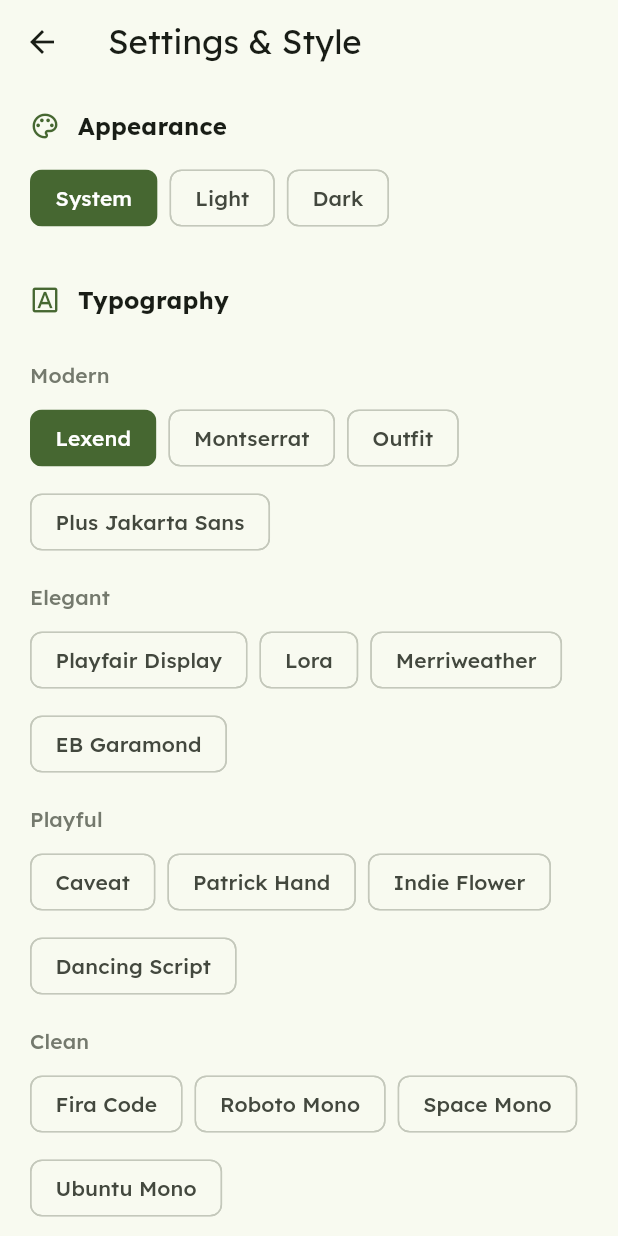
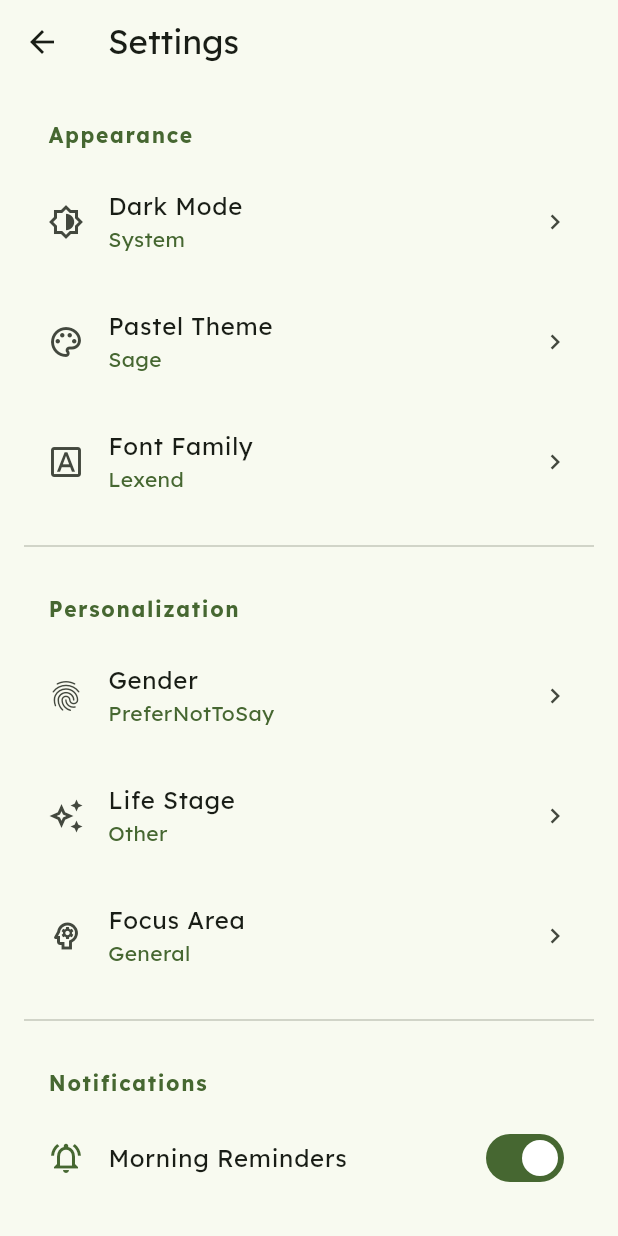
Before and after one commit to sapeol/affirmations_app, a Flutter app: the SettingsScreen screen opened directly, on a phone screen of 412 x 824 dp. Run offline on Flutter 3.47's test engine with Material 3 defaults, Android fonts, the phone set to English and light mode, and no system bars; our stand-ins replace google_fonts, shared_preferences; missing offline and left inert: home_widget; accounts and stored records are empty.

Commit message:
feat: add multiple pastel themes and implement industry-standard Settings UX

```diff
--- a/lib/main.dart
+++ b/lib/main.dart
@@ -6,6 +6,7 @@
 
 final ValueNotifier<ThemeMode> themeNotifier = ValueNotifier(ThemeMode.system);
 final ValueNotifier<String> fontNotifier = ValueNotifier('Lexend');
+final ValueNotifier<AppColorTheme> colorThemeNotifier = ValueNotifier(AppColorTheme.sage);
 
 void main() async {
   WidgetsFlutterBinding.ensureInitialized();
@@ -13,6 +14,7 @@
   final prefs = await UserPreferences.load();
   themeNotifier.value = prefs.themeMode;
   fontNotifier.value = prefs.fontFamily;
+  colorThemeNotifier.value = prefs.colorTheme;
 
   final bool onboardingCompleted = await _checkOnboarding();
 
@@ -31,16 +33,15 @@
 
   @override
   Widget build(BuildContext context) {
-    return ValueListenableBuilder2<ThemeMode, String>(
-      first: themeNotifier,
-      second: fontNotifier,
-      builder: (_, ThemeMode currentMode, String currentFont, __) {
+    return MultiValueListenableBuilder(
+      notifiers: [themeNotifier, fontNotifier, colorThemeNotifier],
+      builder: (context) {
         return MaterialApp(
           title: 'Daily Affirmations',
           debugShowCheckedModeBanner: false,
-          theme: AppTheme.createTheme(Brightness.light, currentFont),
-          darkTheme: AppTheme.createTheme(Brightness.dark, currentFont),
-          themeMode: currentMode,
+          theme: AppTheme.createTheme(Brightness.light, fontNotifier.value, colorThemeNotifier.value),
+          darkTheme: AppTheme.createTheme(Brightness.dark, fontNotifier.value, colorThemeNotifier.value),
+          themeMode: themeNotifier.value,
           home: onboardingCompleted ? const HomeScreen() : const OnboardingScreen(),
         );
       },
@@ -48,31 +49,26 @@
   }
 }
 
-// Simple helper to listen to two notifiers
-class ValueListenableBuilder2<A, B> extends StatelessWidget {
-  final ValueNotifier<A> first;
-  final ValueNotifier<B> second;
-  final Widget Function(BuildContext, A, B, Widget?) builder;
+class MultiValueListenableBuilder extends StatelessWidget {
+  final List<ValueNotifier> notifiers;
+  final WidgetBuilder builder;
 
-  const ValueListenableBuilder2({
+  const MultiValueListenableBuilder({
     super.key,
-    required this.first,
-    required this.second,
+    required this.notifiers,
     required this.builder,
   });
 
   @override
   Widget build(BuildContext context) {
-    return ValueListenableBuilder<A>(
-      valueListenable: first,
-      builder: (_, a, __) {
-        return ValueListenableBuilder<B>(
-          valueListenable: second,
-          builder: (context, b, widget) {
-            return builder(context, a, b, widget);
-          },
-        );
-      },
+    return _buildRecursive(0, context);
+  }
+
+  Widget _buildRecursive(int index, BuildContext context) {
+    if (index == notifiers.length) return builder(context);
+    return ValueListenableBuilder(
+      valueListenable: notifiers[index],
+      builder: (_, __, ___) => _buildRecursive(index + 1, context),
     );
   }
 }
--- a/lib/models/user_preferences.dart
+++ b/lib/models/user_preferences.dart
@@ -7,6 +7,7 @@
 enum AppFocus { anxiety, motivation, grief, improvement, general }
 enum LifeStage { student, professional, parent, retired, other }
 enum Gender { female, male, nonBinary, preferNotToSay }
+enum AppColorTheme { sage, lavender, sky, rose, peach }
 
 class UserPreferences {
   final SpiritualLeaning leaning;
@@ -15,6 +16,7 @@
   final Gender gender;
   final ThemeMode themeMode;
   final String fontFamily;
+  final AppColorTheme colorTheme;
   final bool notificationsEnabled;
 
   UserPreferences({
@@ -24,6 +26,7 @@
     required this.gender,
     this.themeMode = ThemeMode.system,
     this.fontFamily = 'Lexend',
+    this.colorTheme = AppColorTheme.sage,
     this.notificationsEnabled = true,
   });
 
@@ -35,6 +38,7 @@
     await s.setString('gender', prefs.gender.name);
     await s.setString('themeMode', prefs.themeMode.name);
     await s.setString('fontFamily', prefs.fontFamily);
+    await s.setString('colorTheme', prefs.colorTheme.name);
     await s.setBool('notifications', prefs.notificationsEnabled);
   }
 
@@ -55,6 +59,7 @@
       gender: _enumFromString(Gender.values, s.getString('gender'), Gender.preferNotToSay),
       themeMode: _enumFromString(ThemeMode.values, s.getString('themeMode'), ThemeMode.system),
       fontFamily: s.getString('fontFamily') ?? 'Lexend',
+      colorTheme: _enumFromString(AppColorTheme.values, s.getString('colorTheme'), AppColorTheme.sage),
       notificationsEnabled: s.getBool('notifications') ?? true,
     );
   }
@@ -77,9 +82,4 @@
       }
     }).whereType<Affirmation>().toList();
   }
-
-  static Future<void> reset() async {
-    final s = await SharedPreferences.getInstance();
-    await s.clear();
-  }
 }
--- a/lib/screens/settings_screen.dart
+++ b/lib/screens/settings_screen.dart
@@ -15,7 +15,7 @@
   final Map<String, List<String>> _fontCategories = {
     'Modern': ['Lexend', 'Montserrat', 'Outfit', 'Plus Jakarta Sans'],
     'Elegant': ['Playfair Display', 'Lora', 'Merriweather', 'EB Garamond'],
-    'Playful': ['Caveat', 'Patrick Hand', 'Indie Flower', 'Dancing Script'],
+    'Playful': ['Caveat', 'Patrick Hand', 'Dancing Script'],
     'Clean': ['Fira Code', 'Roboto Mono', 'Space Mono', 'Ubuntu Mono'],
   };
 
@@ -29,6 +29,7 @@
     await UserPreferences.save(newPrefs);
     themeNotifier.value = newPrefs.themeMode;
     fontNotifier.value = newPrefs.fontFamily;
+    colorThemeNotifier.value = newPrefs.colorTheme;
     setState(() {
       _prefsFuture = Future.value(newPrefs);
     });
@@ -37,7 +38,7 @@
   @override
   Widget build(BuildContext context) {
     return Scaffold(
-      appBar: AppBar(title: const Text("Settings & Style")),
+      appBar: AppBar(title: const Text("Settings")),
       body: FutureBuilder<UserPreferences>(
         future: _prefsFuture,
         builder: (context, snapshot) {
@@ -45,47 +46,55 @@
           final prefs = snapshot.data!;
 
           return ListView(
-            padding: const EdgeInsets.symmetric(horizontal: 20, vertical: 16),
+            padding: const EdgeInsets.symmetric(horizontal: 16, vertical: 8),
             children: [
-              _buildSectionHeader(Icons.palette_outlined, "Appearance"),
-              _buildModernSelection(ThemeMode.values, prefs.themeMode, (val) => _updatePreference(_copy(prefs, themeMode: val as ThemeMode))),
-
-              const SizedBox(height: 32),
-              _buildSectionHeader(Icons.font_download_outlined, "Typography"),
-              ..._fontCategories.entries.map((entry) => Column(
-                crossAxisAlignment: CrossAxisAlignment.start,
-                children: [
-                  Padding(
-                    padding: const EdgeInsets.only(top: 16, bottom: 8),
-                    child: Text(entry.key, style: Theme.of(context).textTheme.labelLarge?.copyWith(
-                      color: Theme.of(context).colorScheme.outline,
-                    )),
-                  ),
-                  _buildModernSelection(entry.value, prefs.fontFamily, (val) => _updatePreference(_copy(prefs, fontFamily: val as String))),
-                ],
-              )),
-
-              const SizedBox(height: 32),
-              _buildSectionHeader(Icons.fingerprint_outlined, "Identity"),
-              _buildModernSelection(Gender.values, prefs.gender, (val) => _updatePreference(_copy(prefs, gender: val as Gender))),
-
-              const SizedBox(height: 16),
-              _buildSectionHeader(Icons.auto_awesome_outlined, "Life Stage"),
-              _buildModernSelection(LifeStage.values, prefs.lifeStage, (val) => _updatePreference(_copy(prefs, lifeStage: val as LifeStage))),
-
-              const SizedBox(height: 16),
-              _buildSectionHeader(Icons.psychology_outlined, "Mindset Focus"),
-              _buildModernSelection(AppFocus.values, prefs.focus, (val) => _updatePreference(_copy(prefs, focus: val as AppFocus))),
-
-              const SizedBox(height: 32),
-              _buildSectionHeader(Icons.notifications_active_outlined, "Daily Reminders"),
+              _buildGroupHeader("Appearance"),
+              _buildSettingTile(
+                icon: Icons.brightness_6_outlined,
+                title: "Dark Mode",
+                subtitle: _formatEnum(prefs.themeMode),
+                onTap: () => _showSelectionDialog(context, "Select Theme Mode", ThemeMode.values, prefs.themeMode, (val) => _updatePreference(_copy(prefs, themeMode: val as ThemeMode))),
+              ),
+              _buildSettingTile(
+                icon: Icons.palette_outlined,
+                title: "Pastel Theme",
+                subtitle: _formatEnum(prefs.colorTheme),
+                onTap: () => _showSelectionDialog(context, "Select Color Palette", AppColorTheme.values, prefs.colorTheme, (val) => _updatePreference(_copy(prefs, colorTheme: val as AppColorTheme))),
+              ),
+              _buildSettingTile(
+                icon: Icons.font_download_outlined,
+                title: "Font Family",
+                subtitle: prefs.fontFamily,
+                onTap: () => _showFontDialog(context, prefs),
+              ),
+              const Divider(height: 32),
+              _buildGroupHeader("Personalization"),
+              _buildSettingTile(
+                icon: Icons.fingerprint_outlined,
+                title: "Gender",
+                subtitle: _formatEnum(prefs.gender),
+                onTap: () => _showSelectionDialog(context, "Identify As", Gender.values, prefs.gender, (val) => _updatePreference(_copy(prefs, gender: val as Gender))),
+              ),
+              _buildSettingTile(
+                icon: Icons.auto_awesome_outlined,
+                title: "Life Stage",
+                subtitle: _formatEnum(prefs.lifeStage),
+                onTap: () => _showSelectionDialog(context, "Life Stage", LifeStage.values, prefs.lifeStage, (val) => _updatePreference(_copy(prefs, lifeStage: val as LifeStage))),
+              ),
+              _buildSettingTile(
+                icon: Icons.psychology_outlined,
+                title: "Focus Area",
+                subtitle: _formatEnum(prefs.focus),
+                onTap: () => _showSelectionDialog(context, "Your Focus", AppFocus.values, prefs.focus, (val) => _updatePreference(_copy(prefs, focus: val as AppFocus))),
+              ),
+              const Divider(height: 32),
+              _buildGroupHeader("Notifications"),
               SwitchListTile(
-                title: const Text("Morning Affirmations"),
-                subtitle: const Text("Receive a gentle notification every day."),
+                secondary: Icon(Icons.notifications_active_outlined, color: Theme.of(context).colorScheme.primary),
+                title: const Text("Morning Reminders"),
                 value: prefs.notificationsEnabled,
                 onChanged: (val) => _updatePreference(_copy(prefs, notificationsEnabled: val)),
               ),
-              const SizedBox(height: 40),
             ],
           );
         },
@@ -93,51 +102,100 @@
     );
   }
 
-  Widget _buildSectionHeader(IconData icon, String title) {
+  Widget _buildGroupHeader(String title) {
     return Padding(
-      padding: const EdgeInsets.only(bottom: 12.0),
-      child: Row(
-        children: [
-          Icon(icon, size: 20, color: Theme.of(context).colorScheme.primary),
-          const SizedBox(width: 12),
-          Text(title, style: Theme.of(context).textTheme.titleMedium?.copyWith(
-            fontWeight: FontWeight.bold,
-          )),
-        ],
+      padding: const EdgeInsets.fromLTRB(16, 16, 16, 8),
+      child: Text(title, style: Theme.of(context).textTheme.titleSmall?.copyWith(
+        color: Theme.of(context).colorScheme.primary,
+        fontWeight: FontWeight.bold,
+        letterSpacing: 1.1,
+      )),
+    );
+  }
+
+  Widget _buildSettingTile({required IconData icon, required String title, required String subtitle, required VoidCallback onTap}) {
+    return ListTile(
+      leading: Icon(icon, color: Theme.of(context).colorScheme.onSurfaceVariant),
+      title: Text(title),
+      subtitle: Text(subtitle, style: TextStyle(color: Theme.of(context).colorScheme.primary)),
+      trailing: const Icon(Icons.chevron_right, size: 20),
+      onTap: onTap,
+    );
+  }
+
+  void _showSelectionDialog(BuildContext context, String title, List options, dynamic current, Function(dynamic) onSelected) {
+    showModalBottomSheet(
+      context: context,
+      shape: const RoundedRectangleBorder(borderRadius: BorderRadius.vertical(top: Radius.circular(24))),
+      builder: (context) => Padding(
+        padding: const EdgeInsets.symmetric(vertical: 24),
+        child: Column(
+          mainAxisSize: MainAxisSize.min,
+          children: [
+            Text(title, style: Theme.of(context).textTheme.titleLarge),
+            const SizedBox(height: 16),
+            ...options.map((opt) => ListTile(
+              title: Text(_formatEnum(opt)),
+              trailing: current == opt ? Icon(Icons.check_circle, color: Theme.of(context).colorScheme.primary) : null,
+              onTap: () {
+                onSelected(opt);
+                Navigator.pop(context);
+              },
+            )),
+          ],
+        ),
       ),
     );
   }
 
-  Widget _buildModernSelection(List options, dynamic selected, Function(dynamic) onSelected) {
-    return Wrap(
-      spacing: 8,
-      runSpacing: 8,
-      children: options.map((opt) {
-        final name = opt.toString().split('.').last;
-        final isSelected = selected == opt;
-        return ChoiceChip(
-          label: Text(name[0].toUpperCase() + name.substring(1)),
-          selected: isSelected,
-          onSelected: (val) => onSelected(opt),
-          showCheckmark: false,
-          labelStyle: TextStyle(
-            color: isSelected ? Theme.of(context).colorScheme.onPrimary : Theme.of(context).colorScheme.onSurfaceVariant,
-          ),
-          selectedColor: Theme.of(context).colorScheme.primary,
-        );
-      }).toList(),
+  void _showFontDialog(BuildContext context, UserPreferences prefs) {
+    showModalBottomSheet(
+      context: context,
+      isScrollControlled: true,
+      shape: const RoundedRectangleBorder(borderRadius: BorderRadius.vertical(top: Radius.circular(24))),
+      builder: (context) => SizedBox(
+        height: MediaQuery.of(context).size.height * 0.7,
+        child: Column(
+          children: [
+            Padding(
+              padding: const EdgeInsets.all(20.0),
+              child: Text("Choose Typography", style: Theme.of(context).textTheme.titleLarge),
+            ),
+            Expanded(
+              child: ListView(
+                children: _fontCategories.entries.map((entry) => Column(
+                  crossAxisAlignment: CrossAxisAlignment.start,
+                  children: [
+                    Padding(
+                      padding: const EdgeInsets.fromLTRB(20, 16, 20, 8),
+                      child: Text(entry.key, style: Theme.of(context).textTheme.labelLarge),
+                    ),
+                    ...entry.value.map((font) => ListTile(
+                      title: Text(font, style: TextStyle(fontFamily: font)),
+                      trailing: prefs.fontFamily == font ? Icon(Icons.check_circle, color: Theme.of(context).colorScheme.primary) : null,
+                      onTap: () {
+                        _updatePreference(_copy(prefs, fontFamily: font));
+                        Navigator.pop(context);
+                      },
+                    )),
+                  ],
+                )).toList(),
+              ),
+            ),
+          ],
+        ),
+      ),
     );
   }
 
-  UserPreferences _copy(UserPreferences p, {SpiritualLeaning? leaning, AppFocus? focus, LifeStage? lifeStage, Gender? gender, ThemeMode? themeMode, String? fontFamily, bool? notificationsEnabled}) {
+  String _formatEnum(dynamic e) {
+    final name = e.toString().split('.').last;
+    return name[0].toUpperCase() + name.substring(1);
+  }
+
+  UserPreferences _copy(UserPreferences p, {SpiritualLeaning? leaning, AppFocus? focus, LifeStage? lifeStage, Gender? gender, ThemeMode? themeMode, String? fontFamily, AppColorTheme? colorTheme, bool? notificationsEnabled}) {
     return UserPreferences(
-      leaning: leaning ?? p.leaning,
-      focus: focus ?? p.focus,
-      lifeStage: lifeStage ?? p.lifeStage,
-      gender: gender ?? p.gender,
-      themeMode: themeMode ?? p.themeMode,
-      fontFamily: fontFamily ?? p.fontFamily,
-      notificationsEnabled: notificationsEnabled ?? p.notificationsEnabled,
+      leaning: leaning ?? p.leaning, focus: focus ?? p.focus, lifeStage: lifeStage ?? p.lifeStage, gender: gender ?? p.gender, themeMode: themeMode ?? p.themeMode, fontFamily: fontFamily ?? p.fontFamily, colorTheme: colorTheme ?? p.colorTheme, notificationsEnabled: notificationsEnabled ?? p.notificationsEnabled,
     );
   }
 }
--- a/lib/theme.dart
+++ b/lib/theme.dart
@@ -1,21 +1,29 @@
 import 'package:flutter/material.dart';
 import 'package:google_fonts/google_fonts.dart';
+import 'models/user_preferences.dart';
 
 class AppTheme {
-  static const Color _seedColor = Color(0xFF98A68B); // Sage Green
+  static final Map<AppColorTheme, Color> themeSeeds = {
+    AppColorTheme.sage: const Color(0xFF98A68B),
+    AppColorTheme.lavender: const Color(0xFFA68BA6),
+    AppColorTheme.sky: const Color(0xFF8BA2A6),
+    AppColorTheme.rose: const Color(0xFFA68B8B),
+    AppColorTheme.peach: const Color(0xFFA6988B),
+  };
 
-  static ThemeData createTheme(Brightness brightness, String fontFamily) {
+  static ThemeData createTheme(Brightness brightness, String fontFamily, AppColorTheme colorTheme) {
+    final seedColor = themeSeeds[colorTheme] ?? themeSeeds[AppColorTheme.sage]!;
+
     final baseTheme = ThemeData(
       useMaterial3: true,
       brightness: brightness,
       colorScheme: ColorScheme.fromSeed(
-        seedColor: _seedColor,
+        seedColor: seedColor,
         brightness: brightness,
         surfaceContainerLowest: brightness == Brightness.light ? Colors.white : null,
       ),
     );
 
-    // Dynamic Google Font selection
     final textTheme = GoogleFonts.getTextTheme(fontFamily, baseTheme.textTheme);
 
     return baseTheme.copyWith(
@@ -23,11 +31,17 @@
       cardTheme: CardThemeData(
         elevation: 0,
         shape: RoundedRectangleBorder(borderRadius: BorderRadius.circular(24)),
-        color: brightness == Brightness.light ? const Color(0xFFF1F4EE) : null,
+        color: brightness == Brightness.light
+          ? Color.alphaBlend(seedColor.withValues(alpha: 0.05), Colors.white)
+          : null,
+      ),
+      listTileTheme: ListTileThemeData(
+        shape: RoundedRectangleBorder(borderRadius: BorderRadius.circular(16)),
+        contentPadding: const EdgeInsets.symmetric(horizontal: 16, vertical: 4),
       ),
     );
   }
 
-  static ThemeData get lightTheme => createTheme(Brightness.light, 'Lexend');
-  static ThemeData get darkTheme => createTheme(Brightness.dark, 'Lexend');
+  static ThemeData get lightTheme => createTheme(Brightness.light, 'Lexend', AppColorTheme.sage);
+  static ThemeData get darkTheme => createTheme(Brightness.dark, 'Lexend', AppColorTheme.sage);
 }
```
